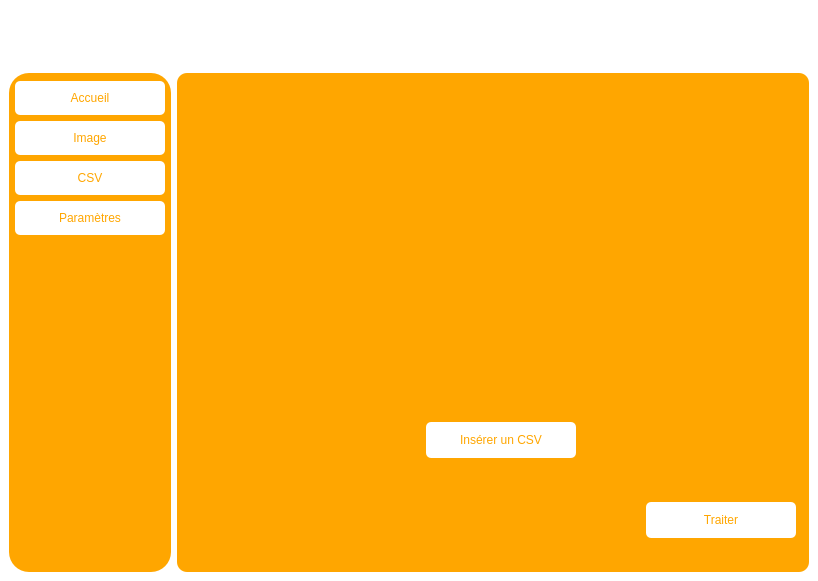
Old version of the form ui/mainwindow.ui in the repository thibaud-heub/projet-s7.
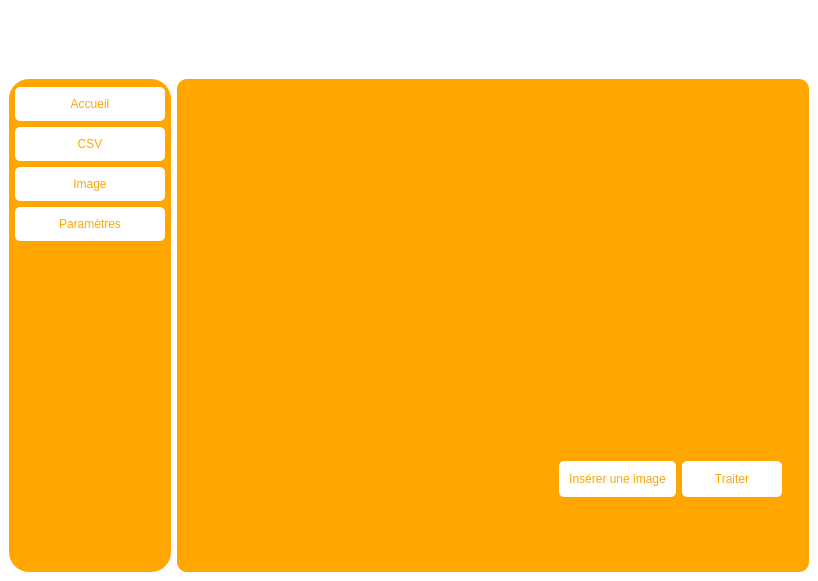
New version of the form. The open tabs and pages were chosen to show the change. Icons and pictures are not drawn.

Commit message: Implémentation des images responsive + importation d'un CSV visualisable sous forme d'un tableau + importation d'une image

```diff
--- a/ui/mainwindow.ui
+++ b/ui/mainwindow.ui
@@ -21,7 +21,7 @@
     <string notr="true">*{
 	border: none;
 	background-color: transparent;
-	color: #fff;
+	color: #000000;
 }
 #centralwidget{
 	background-color: rgb(255, 255, 255);
@@ -39,16 +39,17 @@
 #main_body{
 	background-color: rgb(255, 166, 0);
 	border-radius: 10px;
+	color: #000000;
 	
 }</string>
    </property>
    <layout class="QVBoxLayout" name="verticalLayout_3">
-    <item alignment="Qt::AlignTop">
+    <item>
      <widget class="QFrame" name="header">
       <property name="minimumSize">
        <size>
         <width>0</width>
-        <height>50</height>
+        <height>56</height>
        </size>
       </property>
       <property name="maximumSize">
@@ -256,17 +257,17 @@
              <item>
               <widget class="QPushButton" name="pushButton_3">
                <property name="text">
-                <string>Image</string>
-               </property>
-              </widget>
-             </item>
-             <item>
-              <widget class="QPushButton" name="pushButton_4">
-               <property name="text">
                 <string>CSV</string>
                </property>
               </widget>
              </item>
+             <item>
+              <widget class="QPushButton" name="pushButton_4">
+               <property name="text">
+                <string>Image</string>
+               </property>
+              </widget>
+             </item>
              <item>
               <widget class="QPushButton" name="pushButton_5">
                <property name="text">
@@ -369,27 +370,53 @@
              </widget>
             </widget>
             <widget class="QWidget" name="page_3">
-             <widget class="QPushButton" name="pushButton_8">
-              <property name="geometry">
-               <rect>
-                <x>460</x>
-                <y>420</y>
-                <width>150</width>
-                <height>36</height>
-               </rect>
-              </property>
-              <property name="text">
-               <string>Traiter</string>
-              </property>
-             </widget>
+             <layout class="QVBoxLayout" name="verticalLayout_2">
+              <item alignment="Qt::AlignHCenter">
+               <widget class="QFrame" name="frame_5">
+                <property name="minimumSize">
+                 <size>
+                  <width>271</width>
+                  <height>301</height>
+                 </size>
+                </property>
+                <property name="sizeIncrement">
+                 <size>
+                  <width>3</width>
+                  <height>2</height>
+                 </size>
+                </property>
+                <property name="frameShape">
+                 <enum>QFrame::StyledPanel</enum>
+                </property>
+                <property name="frameShadow">
+                 <enum>QFrame::Raised</enum>
+                </property>
+                <layout class="QVBoxLayout" name="verticalLayout_6">
+                 <item>
              <widget class="QLabel" name="label_5">
-              <property name="geometry">
-               <rect>
-                <x>170</x>
-                <y>20</y>
+                   <property name="sizePolicy">
+                    <sizepolicy hsizetype="Preferred" vsizetype="Preferred">
+                     <horstretch>0</horstretch>
+                     <verstretch>0</verstretch>
+                    </sizepolicy>
+                   </property>
+                   <property name="maximumSize">
+                    <size>
+                     <width>1305</width>
+                     <height>1505</height>
+                    </size>
+                   </property>
+                   <property name="sizeIncrement">
+                    <size>
+                     <width>3</width>
+                     <height>2</height>
+                    </size>
+                   </property>
+                   <property name="baseSize">
+                    <size>
                 <width>271</width>
                 <height>301</height>
-               </rect>
+                    </size>
               </property>
               <property name="text">
                <string/>
@@ -400,20 +427,77 @@
               <property name="scaledContents">
                <bool>true</bool>
               </property>
-             </widget>
+                   <property name="alignment">
+                    <set>Qt::AlignCenter</set>
+                   </property>
+                  </widget>
+                 </item>
+                </layout>
+               </widget>
+              </item>
+              <item alignment="Qt::AlignRight|Qt::AlignVCenter">
+               <widget class="QFrame" name="frame_6">
+                <property name="sizePolicy">
+                 <sizepolicy hsizetype="Preferred" vsizetype="Preferred">
+                  <horstretch>0</horstretch>
+                  <verstretch>0</verstretch>
+                 </sizepolicy>
+                </property>
+                <property name="layoutDirection">
+                 <enum>Qt::LeftToRight</enum>
+                </property>
+                <property name="autoFillBackground">
+                 <bool>false</bool>
+                </property>
+                <property name="frameShape">
+                 <enum>QFrame::StyledPanel</enum>
+                </property>
+                <property name="frameShadow">
+                 <enum>QFrame::Raised</enum>
+                </property>
+                <layout class="QHBoxLayout" name="horizontalLayout_8">
+                 <item>
              <widget class="QPushButton" name="pushButton_9">
-              <property name="geometry">
-               <rect>
-                <x>240</x>
-                <y>340</y>
-                <width>150</width>
+                   <property name="sizePolicy">
+                    <sizepolicy hsizetype="Preferred" vsizetype="Preferred">
+                     <horstretch>0</horstretch>
+                     <verstretch>0</verstretch>
+                    </sizepolicy>
+                   </property>
+                   <property name="minimumSize">
+                    <size>
+                     <width>100</width>
                 <height>36</height>
-               </rect>
+                    </size>
               </property>
               <property name="text">
-               <string>Insérer un CSV</string>
-              </property>
-             </widget>
+                    <string>Insérer une image</string>
+                   </property>
+                  </widget>
+                 </item>
+                 <item>
+                  <widget class="QPushButton" name="pushButton_8">
+                   <property name="sizePolicy">
+                    <sizepolicy hsizetype="Preferred" vsizetype="Preferred">
+                     <horstretch>0</horstretch>
+                     <verstretch>0</verstretch>
+                    </sizepolicy>
+                   </property>
+                   <property name="minimumSize">
+                    <size>
+                     <width>100</width>
+                     <height>36</height>
+                    </size>
+                   </property>
+                   <property name="text">
+                    <string>Traiter</string>
+                   </property>
+                  </widget>
+                 </item>
+                </layout>
+               </widget>
+              </item>
+             </layout>
             </widget>
             <widget class="QWidget" name="page_4">
              <widget class="QLabel" name="label_6">
```
Left out of the diff: 130 changed lines with no effect on the pictures. Lines whose indentation alone changed are shown as unchanged. The commit also changes 3 other files.
